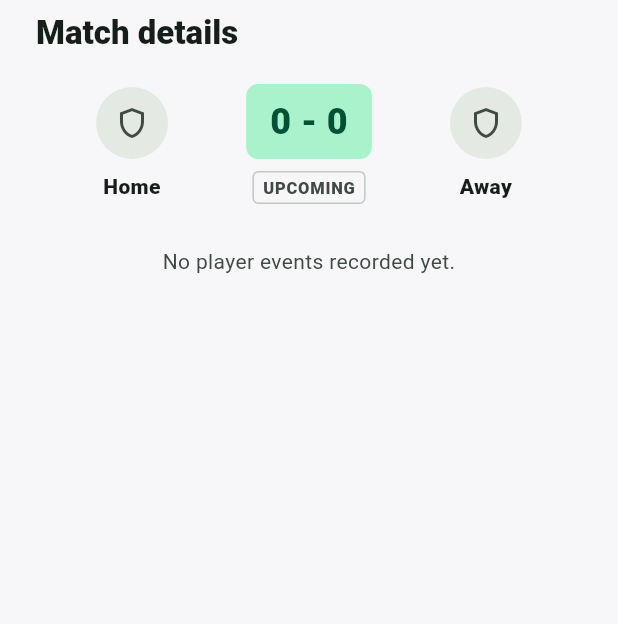
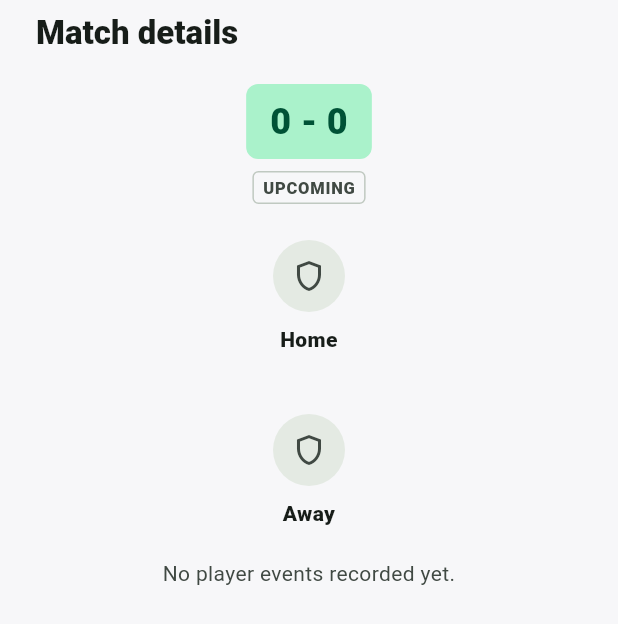
Before and after one commit to muhamaadessam/FPL-PRO, a Flutter app: the _FixtureDetailsSheet widget shown alone on an empty page, opened directly with empty values, on a phone screen of 412 x 824 dp. Shown: the top 624 px of the screen. Run offline on Flutter 3.47's test engine with Material 3 defaults, Android fonts, the phone set to English and light mode, and no system bars; our stand-ins replace dio, flutter_riverpod, flutter_secure_storage, go_router, pretty_dio_logger, shared_preferences and 1 more; missing offline and left inert: flutter_web_auth_2; accounts and stored records are empty.

Commit message:
feat(fixtures): separate match event teams

```diff
--- a/lib/features/fixtures/presentation/fixtures_view.dart
+++ b/lib/features/fixtures/presentation/fixtures_view.dart
@@ -363,29 +363,11 @@ class _FixtureDetailsSheet extends StatelessWidget {
     final l10n = AppLocalizations.of(context);
     final home = teams[fixture.homeTeamId];
     final away = teams[fixture.awayTeamId];
-    final eventSections = [
-      (
-        l10n.goals,
-        Icons.sports_soccer,
-        fixture.entriesFor('goals_scored', home: true),
-        fixture.entriesFor('goals_scored', home: false),
-        false,
-      ),
-      (
-        l10n.assists,
-        Icons.handshake_outlined,
-        fixture.entriesFor('assists', home: true),
-        fixture.entriesFor('assists', home: false),
-        false,
-      ),
-      (
-        l10n.bonusPoints,
-        Icons.military_tech_outlined,
-        fixture.entriesFor('bonus', home: true),
-        fixture.entriesFor('bonus', home: false),
-        true,
-      ),
-    ];
+    final hasAnyEvents = ['goals_scored', 'assists', 'bonus'].any(
+      (stat) =>
+          fixture.entriesFor(stat, home: true).isNotEmpty ||
+          fixture.entriesFor(stat, home: false).isNotEmpty,
+    );
 
     return SafeArea(
       child: SingleChildScrollView(
@@ -400,10 +382,26 @@ class _FixtureDetailsSheet extends StatelessWidget {
               ).textTheme.titleLarge?.copyWith(fontWeight: FontWeight.w900),
             ),
             const SizedBox(height: 20),
-            Row(
+            LayoutBuilder(
+              builder: (context, constraints) {
+                final isWide = constraints.maxWidth > 400;
+                if (isWide) {
+                  return Row(
+                    crossAxisAlignment: CrossAxisAlignment.start,
                     children: [
                       Expanded(
-                  child: _DetailsTeam(team: home, fallback: l10n.homeTeam),
+                        child: Column(
+                          children: [
+                            _DetailsTeam(team: home, fallback: l10n.homeTeam),
+                            const SizedBox(height: 24),
+                            _TeamEventsList(
+                              isHome: true,
+                              fixture: fixture,
+                              players: players,
+                              l10n: l10n,
+                            ),
+                          ],
+                        ),
                       ),
                       Padding(
                         padding: const EdgeInsets.symmetric(horizontal: 12),
@@ -416,26 +414,51 @@ class _FixtureDetailsSheet extends StatelessWidget {
                         ),
                       ),
                       Expanded(
-                  child: _DetailsTeam(team: away, fallback: l10n.awayTeam),
+                        child: Column(
+                          children: [
+                            _DetailsTeam(team: away, fallback: l10n.awayTeam),
+                            const SizedBox(height: 24),
+                            _TeamEventsList(
+                              isHome: false,
+                              fixture: fixture,
+                              players: players,
+                              l10n: l10n,
                             ),
                           ],
                         ),
+                      ),
+                    ],
+                  );
+                }
+
+                return Column(
+                  children: [
+                    _ScoreArea(fixture: fixture, l10n: l10n),
+                    const SizedBox(height: 8),
+                    _StateBadge(fixture: fixture, l10n: l10n),
                     const SizedBox(height: 24),
-            for (final section in eventSections)
-              _FixtureEventSection(
-                title: section.$1,
-                icon: section.$2,
-                homeEvents: section.$3,
-                awayEvents: section.$4,
-                homeName: _teamLabel(home, l10n.homeTeam),
-                awayName: _teamLabel(away, l10n.awayTeam),
+                    _DetailsTeam(team: home, fallback: l10n.homeTeam),
+                    const SizedBox(height: 16),
+                    _TeamEventsList(
+                      isHome: true,
+                      fixture: fixture,
                       players: players,
                       l10n: l10n,
-                isBonus: section.$5,
                     ),
-            if (eventSections.every(
-              (section) => section.$3.isEmpty && section.$4.isEmpty,
-            ))
+                    const SizedBox(height: 24),
+                    _DetailsTeam(team: away, fallback: l10n.awayTeam),
+                    const SizedBox(height: 16),
+                    _TeamEventsList(
+                      isHome: false,
+                      fixture: fixture,
+                      players: players,
+                      l10n: l10n,
+                    ),
+                  ],
+                );
+              },
+            ),
+            if (!hasAnyEvents)
               Padding(
                 padding: const EdgeInsets.only(top: 4),
                 child: Text(
@@ -450,10 +473,6 @@ class _FixtureDetailsSheet extends StatelessWidget {
         ),
       ),
     );
-  }
-
-  String _teamLabel(FplTeam? team, String fallback) {
-    return team?.shortName.isNotEmpty == true ? team!.shortName : fallback;
   }
 }
 
@@ -484,14 +503,67 @@ class _DetailsTeam extends StatelessWidget {
   }
 }
 
-class _FixtureEventSection extends StatelessWidget {
-  const _FixtureEventSection({
+class _TeamEventsList extends StatelessWidget {
+  const _TeamEventsList({
+    required this.isHome,
+    required this.fixture,
+    required this.players,
+    required this.l10n,
+  });
+
+  final bool isHome;
+  final FplFixture fixture;
+  final Map<int, FplPlayer> players;
+  final AppLocalizations l10n;
+
+  @override
+  Widget build(BuildContext context) {
+    final sections = [
+      (
+        l10n.goals,
+        Icons.sports_soccer,
+        fixture.entriesFor('goals_scored', home: isHome),
+        false,
+      ),
+      (
+        l10n.assists,
+        Icons.handshake_outlined,
+        fixture.entriesFor('assists', home: isHome),
+        false,
+      ),
+      (
+        l10n.bonusPoints,
+        Icons.military_tech_outlined,
+        fixture.entriesFor('bonus', home: isHome),
+        true,
+      ),
+    ];
+
+    final activeSections = sections.where((s) => s.$3.isNotEmpty).toList();
+    if (activeSections.isEmpty) return const SizedBox.shrink();
+
+    return Column(
+      crossAxisAlignment: CrossAxisAlignment.stretch,
+      children: [
+        for (final section in activeSections)
+          _TeamEventSection(
+            title: section.$1,
+            icon: section.$2,
+            events: section.$3,
+            players: players,
+            l10n: l10n,
+            isBonus: section.$4,
+          ),
+      ],
+    );
+  }
+}
+
+class _TeamEventSection extends StatelessWidget {
+  const _TeamEventSection({
     required this.title,
     required this.icon,
-    required this.homeEvents,
-    required this.awayEvents,
-    required this.homeName,
-    required this.awayName,
+    required this.events,
     required this.players,
     required this.l10n,
     required this.isBonus,
@@ -499,24 +571,13 @@ class _FixtureEventSection extends StatelessWidget {
 
   final String title;
   final IconData icon;
-  final List<FplFixtureStatEntry> homeEvents;
-  final List<FplFixtureStatEntry> awayEvents;
-  final String homeName;
-  final String awayName;
+  final List<FplFixtureStatEntry> events;
   final Map<int, FplPlayer> players;
   final AppLocalizations l10n;
   final bool isBonus;
 
   @override
   Widget build(BuildContext context) {
-    if (homeEvents.isEmpty && awayEvents.isEmpty) {
-      return const SizedBox.shrink();
-    }
-
-    final events = [
-      ...homeEvents.map((event) => (event, homeName)),
-      ...awayEvents.map((event) => (event, awayName)),
-    ];
     final scheme = Theme.of(context).colorScheme;
 
     return Padding(
@@ -528,20 +589,21 @@ class _FixtureEventSection extends StatelessWidget {
             children: [
               Icon(icon, size: 18, color: scheme.primary),
               const SizedBox(width: 8),
-              Text(
+              Expanded(
+                child: Text(
                   title,
                   style: Theme.of(
                     context,
                   ).textTheme.titleSmall?.copyWith(fontWeight: FontWeight.w900),
                 ),
+              ),
             ],
           ),
           const SizedBox(height: 8),
           for (var index = 0; index < events.length; index++) ...[
-            _FixtureEventRow(
-              event: events[index].$1,
-              teamName: events[index].$2,
-              player: players[events[index].$1.elementId],
+            _TeamEventRow(
+              event: events[index],
+              player: players[events[index].elementId],
               l10n: l10n,
               isBonus: isBonus,
             ),
@@ -554,17 +616,15 @@ class _FixtureEventSection extends StatelessWidget {
   }
 }
 
-class _FixtureEventRow extends StatelessWidget {
-  const _FixtureEventRow({
+class _TeamEventRow extends StatelessWidget {
+  const _TeamEventRow({
     required this.event,
-    required this.teamName,
     required this.player,
     required this.l10n,
     required this.isBonus,
   });
 
   final FplFixtureStatEntry event;
-  final String teamName;
   final FplPlayer? player;
   final AppLocalizations l10n;
   final bool isBonus;
@@ -580,13 +640,11 @@ class _FixtureEventRow extends StatelessWidget {
             child: Text(
               player?.webName ?? l10n.playerName(event.elementId),
               style: const TextStyle(fontWeight: FontWeight.w700),
+              maxLines: 1,
+              overflow: TextOverflow.ellipsis,
             ),
           ),
-          Text(
-            teamName,
-            style: TextStyle(color: scheme.onSurfaceVariant, fontSize: 12),
-          ),
-          const SizedBox(width: 12),
+          const SizedBox(width: 8),
           Text(
             isBonus ? '+${event.value}' : '×${event.value}',
             style: TextStyle(
```
Lines whose indentation alone changed are shown as unchanged.
